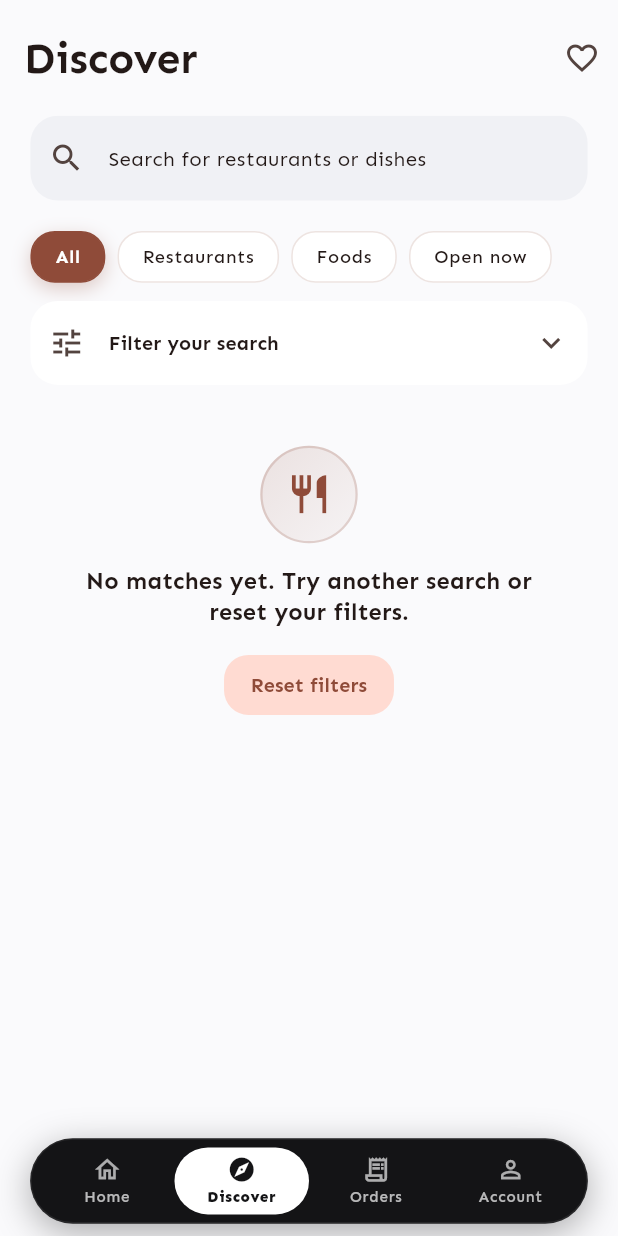
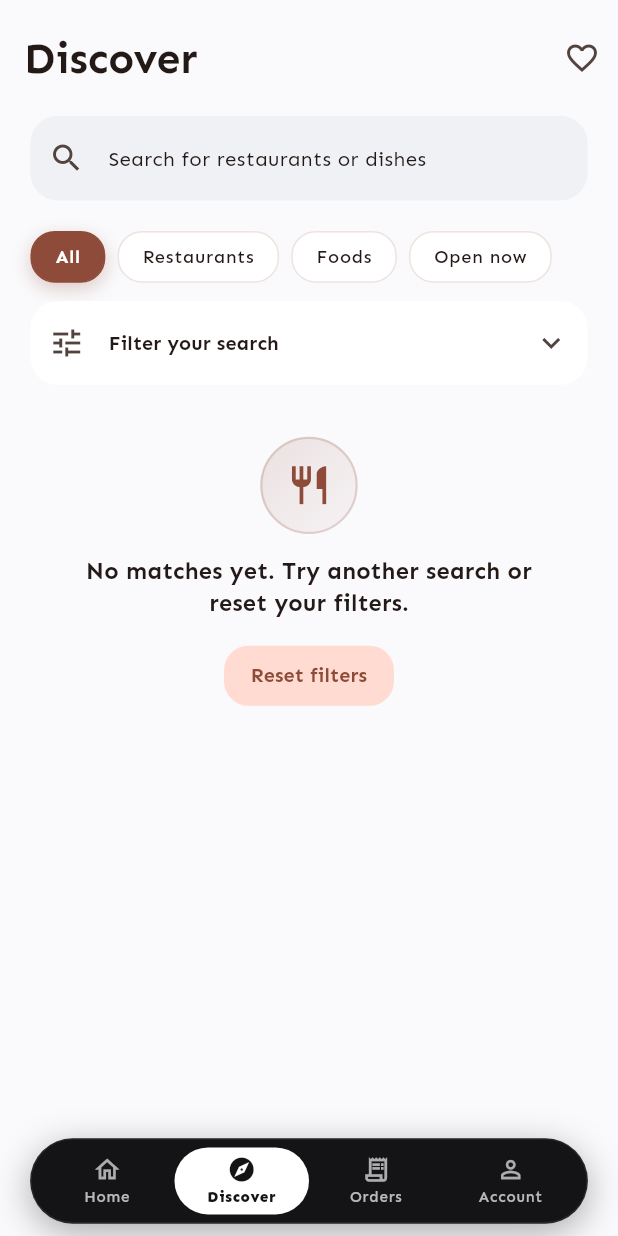
Before and after one commit to MuhammadWaleedEjaz05/bite_food_delivery, a Flutter app: the screen it shows after launch, after a tap on "Next", after a tap on "Skip", after a tap on "Search for restaurants or dishes", on a phone screen of 412 x 824 dp. Run offline on Flutter 3.47's test engine with Material 3 defaults, Android fonts, the phone set to English and light mode, and no system bars; our stand-ins replace bloc, cached_network_image, cloud_firestore, cloud_functions, custom_refresh_indicator, equatable and 21 more; missing offline and left inert: flutter_phone_direct_caller, flutter_stripe; accounts and stored records are empty; project files that could hold a hidden picture were left out.

Commit message:
fix(discovery): remove ghost padding between filter and list, add spacing below section headings

```diff
--- a/lib/features/discovery/sections/discovery_filters_section.dart
+++ b/lib/features/discovery/sections/discovery_filters_section.dart
@@ -11,7 +11,7 @@ class DiscoveryFiltersSection extends StatelessWidget {
   const DiscoveryFiltersSection({super.key});
   @override
   Widget build(BuildContext context) => SliverPadding(
-    padding: context.contentInsets(),
+    padding: context.contentInsets(bottom: 14),
     sliver: SliverToBoxAdapter(
       child: BlocBuilder<DiscoveryCubit, DiscoveryState>(
         builder: (context, state) {
--- a/lib/features/discovery/sections/discovery_foods_section.dart
+++ b/lib/features/discovery/sections/discovery_foods_section.dart
@@ -26,10 +26,18 @@ class DiscoveryFoodsSection extends StatelessWidget {
       return const SliverToBoxAdapter();
     }
     return SliverPadding(
-      padding: context.contentInsets(),
+      padding: context.contentInsets(bottom: 24),
       sliver: SliverMainAxisGroup(
         slivers: [
-          SliverToBoxAdapter(child: AppSectionHeading(title: t.foods)),
+          SliverToBoxAdapter(
+            child: Column(
+              crossAxisAlignment: CrossAxisAlignment.start,
+              children: [
+                AppSectionHeading(title: t.foods),
+                12.verticalSpace,
+              ],
+            ),
+          ),
           SliverList.separated(
             itemCount: items.length.clamp(0, state.limit),
             separatorBuilder: (_, _) => 16.verticalSpace,
--- a/lib/features/discovery/sections/discovery_more_section.dart
+++ b/lib/features/discovery/sections/discovery_more_section.dart
@@ -18,7 +18,7 @@ class DiscoveryMoreSection extends StatelessWidget {
       return const SliverToBoxAdapter();
     }
     return SliverPadding(
-      padding: context.contentInsets(),
+      padding: context.contentInsets(bottom: 84),
       sliver: SliverToBoxAdapter(
         child: AppPrimaryButton(
           label: AppLocalizations.of(context)!.discoveryMore,
--- a/lib/features/discovery/sections/discovery_restaurants_section.dart
+++ b/lib/features/discovery/sections/discovery_restaurants_section.dart
@@ -27,10 +27,18 @@ class DiscoveryRestaurantsSection extends StatelessWidget {
       return const SliverToBoxAdapter();
     }
     return SliverPadding(
-      padding: context.contentInsets(),
+      padding: context.contentInsets(bottom: 24),
       sliver: SliverMainAxisGroup(
         slivers: [
-          SliverToBoxAdapter(child: AppSectionHeading(title: t.restaurants)),
+          SliverToBoxAdapter(
+            child: Column(
+              crossAxisAlignment: CrossAxisAlignment.start,
+              children: [
+                AppSectionHeading(title: t.restaurants),
+                12.verticalSpace,
+              ],
+            ),
+          ),
           SliverList.separated(
             itemCount: items.length.clamp(0, state.limit),
             separatorBuilder: (_, _) => 16.verticalSpace,
--- a/lib/features/discovery/sections/discovery_status_section.dart
+++ b/lib/features/discovery/sections/discovery_status_section.dart
@@ -10,6 +10,7 @@ import 'package:bite_food_delivery/app/routes/app_navigation.dart';
 class DiscoveryStatusSection extends StatelessWidget {
   const DiscoveryStatusSection({super.key, this.savedOnly = false});
   final bool savedOnly;
+
   @override
   Widget build(BuildContext context) {
     final state = context.watch<DiscoveryCubit>().state;
@@ -17,10 +18,8 @@ class DiscoveryStatusSection extends StatelessWidget {
     final c = context.read<DiscoveryCubit>();
     final t = AppLocalizations.of(context)!;
     final saved = savedOnly ? favourites.keys : null;
-    return SliverPadding(
-      padding: context.contentInsets(),
-      sliver: SliverToBoxAdapter(
-        child: savedOnly && favourites.userId == null
+
+    final Widget? feedbackWidget = savedOnly && favourites.userId == null
         ? AppFeedback(
             message: t.pleaseSignInToContinue,
             actionLabel: t.login,
@@ -35,8 +34,7 @@ class DiscoveryStatusSection extends StatelessWidget {
               retry: true,
             ),
           )
-            : (state.loading && !state.loaded) ||
-                  (savedOnly && favourites.loading)
+        : (state.loading && !state.loaded) || (savedOnly && favourites.loading)
         ? const AppLoadingCard()
         : state.failed
         ? AppFeedback(
@@ -53,8 +51,15 @@ class DiscoveryStatusSection extends StatelessWidget {
             actionLabel: t.discoveryReset,
             onAction: c.reset,
           )
-            : const SizedBox.shrink(),
-      ),
+        : null;
+
+    if (feedbackWidget == null) {
+      return const SliverToBoxAdapter();
+    }
+
+    return SliverPadding(
+      padding: context.contentInsets(bottom: 16),
+      sliver: SliverToBoxAdapter(child: feedbackWidget),
     );
   }
 }
```
Also changed, not shown: docs/previews/discovery-dark.png, docs/previews/discovery-light.png, docs/previews/favourites-dark.png, docs/previews/favourites-light.png. Lines whose indentation alone changed are shown as unchanged.
